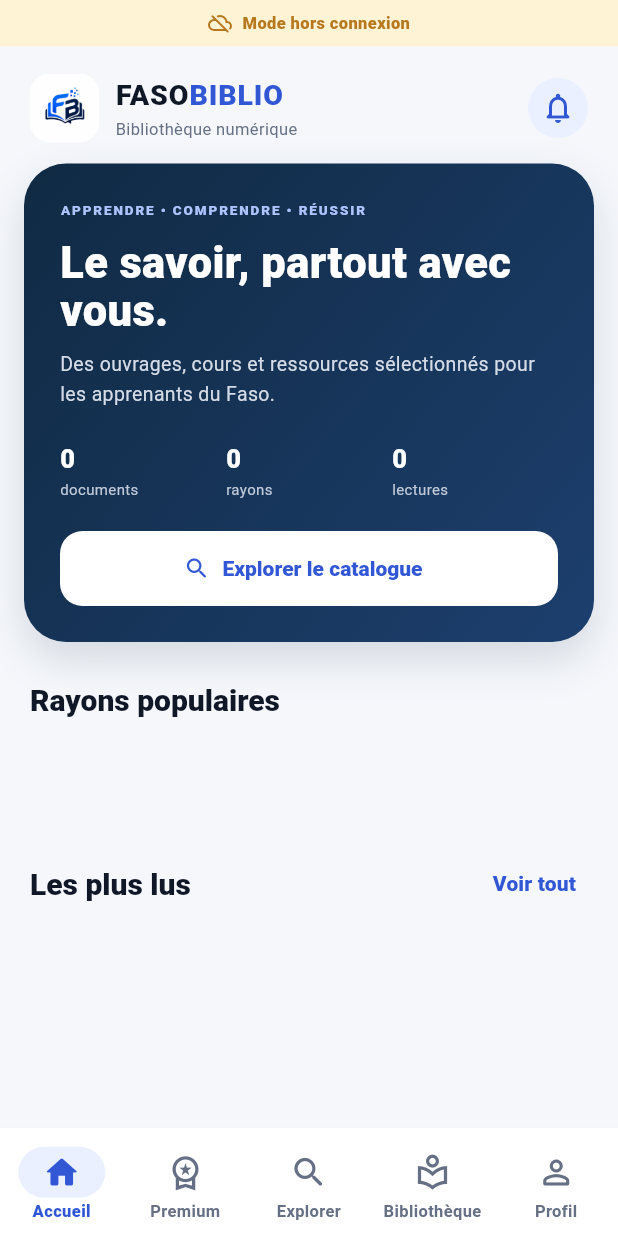
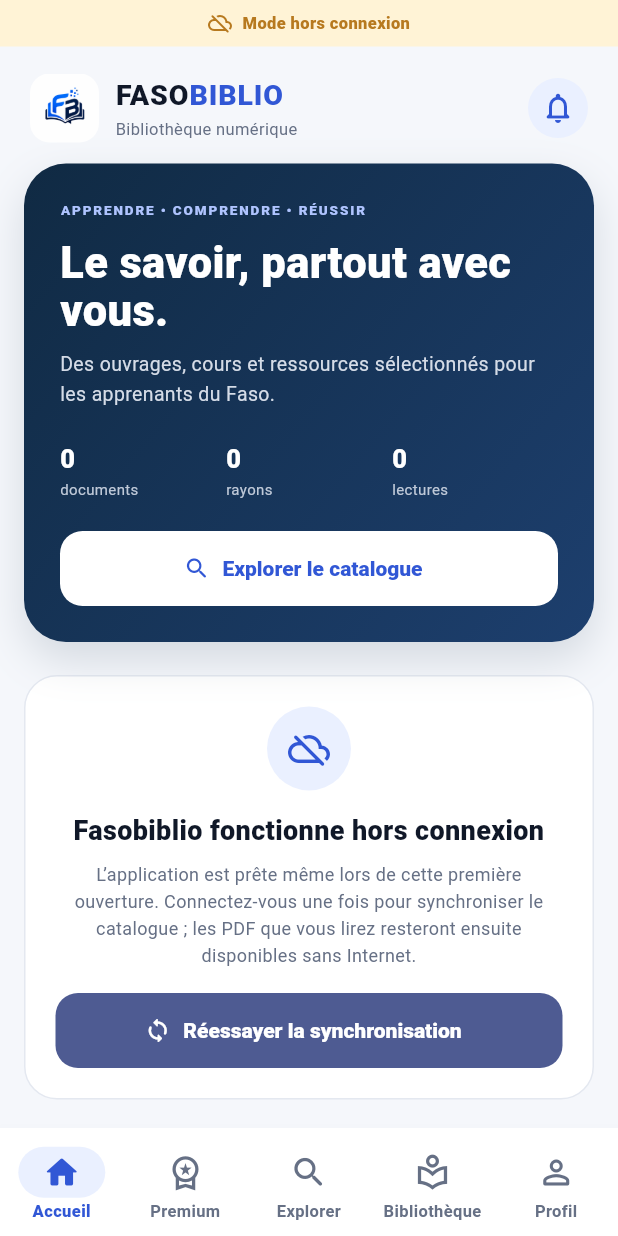
Before and after one commit to aY-Hack-dev/fasobiblio-flutter, a Flutter app: the screen it shows after launch, on a phone screen of 412 x 824 dp. Run offline on Flutter 3.47's test engine with Material 3 defaults, Android fonts, the phone set to English and light mode, and no system bars; our stand-ins replace share_plus, shared_preferences, webview_flutter; missing offline and left inert: pdfrx; accounts and stored records are empty; network calls fail.

Commit message:
Améliorer la toute première ouverture hors connexion

```diff
--- a/lib/screens/home_screen.dart
+++ b/lib/screens/home_screen.dart
@@ -20,15 +20,39 @@
       child: CustomScrollView(slivers: [
         const SliverToBoxAdapter(child: BrandHeader()),
         SliverToBoxAdapter(child: _Hero(count: state.books.length, categories: categories.length, reads: state.books.fold(0, (sum, book) => sum + book.views), onExplore: onExplore)),
-        const SliverToBoxAdapter(child: SectionTitle('Rayons populaires')),
-        SliverToBoxAdapter(child: SizedBox(height: 48, child: ListView.separated(padding: const EdgeInsets.symmetric(horizontal: 20), scrollDirection: Axis.horizontal, itemCount: categories.length, separatorBuilder: (_, __) => const SizedBox(width: 9), itemBuilder: (_, i) => Container(padding: const EdgeInsets.symmetric(horizontal: 15), alignment: Alignment.center, decoration: BoxDecoration(color: Colors.white, border: Border.all(color: AppColors.line), borderRadius: BorderRadius.circular(14)), child: Text(categoryLabel(categories[i]), style: const TextStyle(fontSize: 12, fontWeight: FontWeight.w700, color: AppColors.navy)))))),
-        SliverToBoxAdapter(child: _Shelf(title: 'Les plus lus', books: popular.take(10).toList(), state: state, onBook: onBook)),
-        SliverToBoxAdapter(child: _StudyCard(onTap: onExplore)),
-        SliverToBoxAdapter(child: _Shelf(title: 'Nouveautés', books: recent.take(10).toList(), state: state, onBook: onBook)),
+        if (state.books.isEmpty) SliverToBoxAdapter(child: _OfflineWelcome(onRetry: () => state.load(refresh: true))),
+        if (state.books.isNotEmpty) ...[
+          const SliverToBoxAdapter(child: SectionTitle('Rayons populaires')),
+          SliverToBoxAdapter(child: SizedBox(height: 48, child: ListView.separated(padding: const EdgeInsets.symmetric(horizontal: 20), scrollDirection: Axis.horizontal, itemCount: categories.length, separatorBuilder: (_, __) => const SizedBox(width: 9), itemBuilder: (_, i) => Container(padding: const EdgeInsets.symmetric(horizontal: 15), alignment: Alignment.center, decoration: BoxDecoration(color: Colors.white, border: Border.all(color: AppColors.line), borderRadius: BorderRadius.circular(14)), child: Text(categoryLabel(categories[i]), style: const TextStyle(fontSize: 12, fontWeight: FontWeight.w700, color: AppColors.navy)))))),
+          SliverToBoxAdapter(child: _Shelf(title: 'Les plus lus', books: popular.take(10).toList(), state: state, onBook: onBook)),
+          SliverToBoxAdapter(child: _StudyCard(onTap: onExplore)),
+          SliverToBoxAdapter(child: _Shelf(title: 'Nouveautés', books: recent.take(10).toList(), state: state, onBook: onBook)),
+        ],
         const SliverToBoxAdapter(child: SizedBox(height: 28)),
       ]),
     );
   }
+}
+
+class _OfflineWelcome extends StatelessWidget {
+  const _OfflineWelcome({required this.onRetry});
+  final VoidCallback onRetry;
+
+  @override
+  Widget build(BuildContext context) => Container(
+    margin: const EdgeInsets.fromLTRB(16, 22, 16, 0),
+    padding: const EdgeInsets.all(20),
+    decoration: BoxDecoration(color: Colors.white, border: Border.all(color: AppColors.line), borderRadius: BorderRadius.circular(22)),
+    child: Column(children: [
+      const CircleAvatar(radius: 28, backgroundColor: AppColors.sky, child: Icon(Icons.cloud_off_rounded, color: AppColors.blue, size: 28)),
+      const SizedBox(height: 13),
+      const Text('Fasobiblio fonctionne hors connexion', textAlign: TextAlign.center, style: TextStyle(fontSize: 18, fontWeight: FontWeight.w900, color: AppColors.ink)),
+      const SizedBox(height: 7),
+      const Text('L’application est prête même lors de cette première ouverture. Connectez-vous une fois pour synchroniser le catalogue ; les PDF que vous lirez resteront ensuite disponibles sans Internet.', textAlign: TextAlign.center, style: TextStyle(fontSize: 12, height: 1.5, color: AppColors.muted)),
+      const SizedBox(height: 16),
+      SizedBox(width: double.infinity, child: FilledButton.icon(onPressed: onRetry, icon: const Icon(Icons.sync_rounded), label: const Text('Réessayer la synchronisation'))),
+    ]),
+  );
 }
 
 class _Hero extends StatelessWidget {
```
